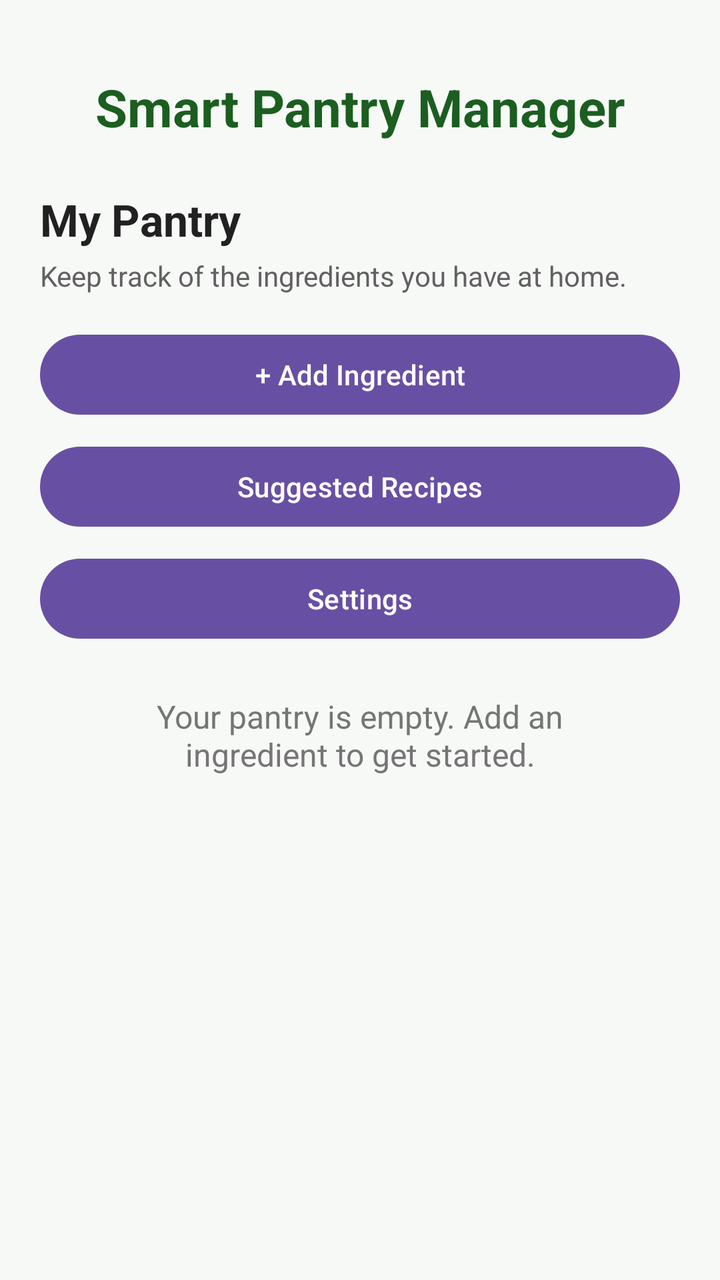
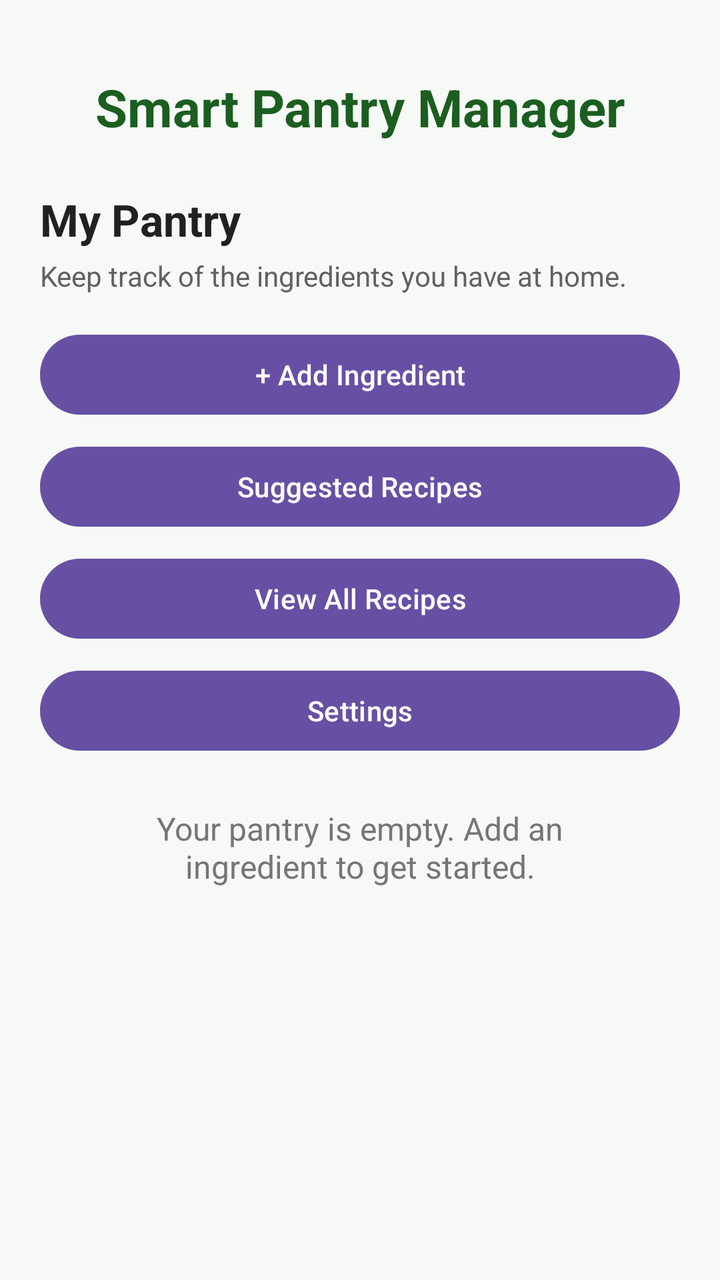

Before-and-after screenshots of an Android layout around one commit, followed by the original layout XML and the change that was made.
<!-- AndroidManifest.xml: application theme Theme.SmartPantryManager -->
<!-- res/layout/activity_main.xml -->
<?xml version="1.0" encoding="utf-8"?>
<LinearLayout xmlns:android="http://schemas.android.com/apk/res/android"
    xmlns:tools="http://schemas.android.com/tools"
    android:id="@+id/main"
    android:layout_width="match_parent"
    android:layout_height="match_parent"
    android:orientation="vertical"
    android:padding="20dp"
    android:background="#F7F9F7"
    tools:context=".MainActivity">

    <TextView
        android:id="@+id/tvAppName"
        android:layout_width="match_parent"
        android:layout_height="wrap_content"
        android:text="Smart Pantry Manager"
        android:textSize="26sp"
        android:textStyle="bold"
        android:textColor="#1B5E20"
        android:gravity="center"
        android:paddingTop="16dp"
        android:paddingBottom="8dp" />

    <TextView
        android:id="@+id/tvPantryTitle"
        android:layout_width="match_parent"
        android:layout_height="wrap_content"
        android:text="My Pantry"
        android:textSize="22sp"
        android:textStyle="bold"
        android:textColor="#212121"
        android:paddingTop="16dp"
        android:paddingBottom="4dp" />

    <TextView
        android:id="@+id/tvPantrySubtitle"
        android:layout_width="match_parent"
        android:layout_height="wrap_content"
        android:text="Keep track of the ingredients you have at home."
        android:textSize="14sp"
        android:textColor="#616161"
        android:paddingBottom="16dp" />

    <Button
        android:id="@+id/btnAddIngredient"
        android:layout_width="match_parent"
        android:layout_height="wrap_content"
        android:text="+ Add Ingredient"
        android:textAllCaps="false" />
    <Button
        android:id="@+id/btnSuggestedRecipes"
        android:layout_width="match_parent"
        android:layout_height="wrap_content"
        android:layout_marginTop="8dp"
        android:text="Suggested Recipes"
        android:textAllCaps="false" />
    <Button
        android:id="@+id/btnSettings"
        android:layout_width="match_parent"
        android:layout_height="wrap_content"
        android:layout_marginTop="8dp"
        android:text="Settings"
        android:textAllCaps="false" />
    <TextView
        android:id="@+id/tvEmptyPantry"
        android:layout_width="match_parent"
        android:layout_height="wrap_content"
        android:text="Your pantry is empty. Add an ingredient to get started."
        android:textSize="16sp"
        android:textColor="#757575"
        android:gravity="center"
        android:padding="24dp" />

    <androidx.recyclerview.widget.RecyclerView
        android:id="@+id/recyclerViewPantry"
        android:layout_width="match_parent"
        android:layout_height="0dp"
        android:layout_weight="1"
        android:paddingTop="8dp"
        tools:listitem="@android:layout/simple_list_item_2" />

</LinearLayout>
<!-- resources referenced by this layout -->
<resources>
  <style name="Theme.SmartPantryManager" parent="Base.Theme.SmartPantryManager" />
  <style name="Base.Theme.SmartPantryManager" parent="Theme.Material3.DayNight.NoActionBar">
          
          
      </style>
</resources>

<!-- the commit's change to res/layout/activity_main.xml (unified diff, before → after) -->
@@ -47,6 +47,7 @@
         android:layout_height="wrap_content"
         android:text="+ Add Ingredient"
         android:textAllCaps="false" />
+
     <Button
         android:id="@+id/btnSuggestedRecipes"
         android:layout_width="match_parent"
@@ -54,6 +55,15 @@
         android:layout_marginTop="8dp"
         android:text="Suggested Recipes"
         android:textAllCaps="false" />
+
+    <Button
+        android:id="@+id/btnAllRecipes"
+        android:layout_width="match_parent"
+        android:layout_height="wrap_content"
+        android:layout_marginTop="8dp"
+        android:text="View All Recipes"
+        android:textAllCaps="false" />
+
     <Button
         android:id="@+id/btnSettings"
         android:layout_width="match_parent"
@@ -61,6 +71,7 @@
         android:layout_marginTop="8dp"
         android:text="Settings"
         android:textAllCaps="false" />
+
     <TextView
         android:id="@+id/tvEmptyPantry"
         android:layout_width="match_parent"
